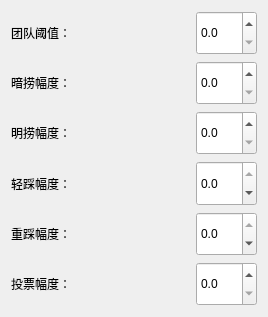
Qt form gui/default_option.ui (Remalloc/werewolf) before a commit.
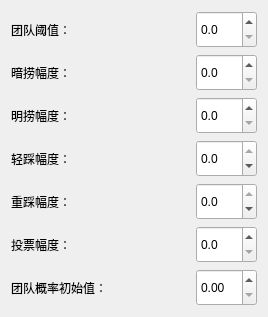
The same form after that commit. Icons and pictures are not drawn.

The edit to the form file:
```diff
--- a/gui/default_option.ui
+++ b/gui/default_option.ui
@@ -202,6 +202,32 @@
        </property>
       </widget>
      </item>
+     <item row="6" column="0">
+      <widget class="QLabel" name="label_7">
+       <property name="text">
+        <string>团队概率初始值：</string>
+       </property>
+      </widget>
+     </item>
+     <item row="6" column="1">
+      <widget class="QDoubleSpinBox" name="rate">
+       <property name="sizePolicy">
+        <sizepolicy hsizetype="Minimum" vsizetype="Minimum">
+         <horstretch>0</horstretch>
+         <verstretch>0</verstretch>
+        </sizepolicy>
+       </property>
+       <property name="decimals">
+        <number>2</number>
+       </property>
+       <property name="maximum">
+        <double>1.000000000000000</double>
+       </property>
+       <property name="singleStep">
+        <double>0.050000000000000</double>
+       </property>
+      </widget>
+     </item>
     </layout>
    </item>
   </layout>
```
Left out of the diff: 66 changed lines with no effect on the pictures.
